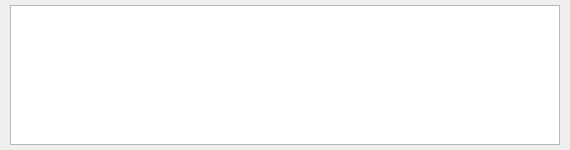
macebal/AutoSiqual, file log.ui: the form before one commit.
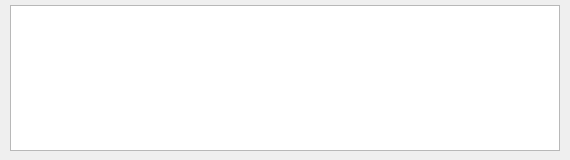
The form after the commit.

Diff of the .ui file:
```diff
--- a/log.ui
+++ b/log.ui
@@ -7,7 +7,7 @@
     <x>0</x>
     <y>0</y>
     <width>570</width>
-    <height>150</height>
+    <height>160</height>
    </rect>
   </property>
   <property name="windowTitle">
@@ -20,7 +20,7 @@
       <x>10</x>
       <y>5</y>
       <width>550</width>
-      <height>140</height>
+      <height>146</height>
      </rect>
     </property>
     <property name="textInteractionFlags">
```
